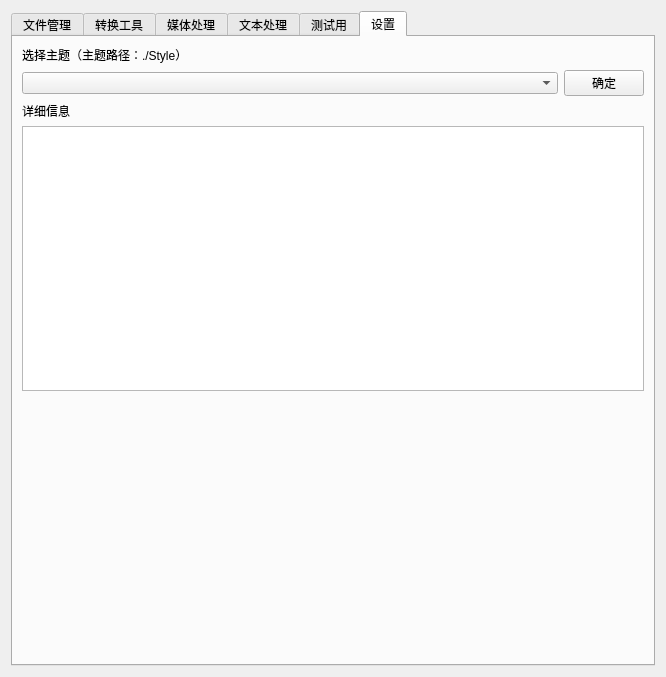
Old version of the form app.ui in the repository XJF2332/JABORT.
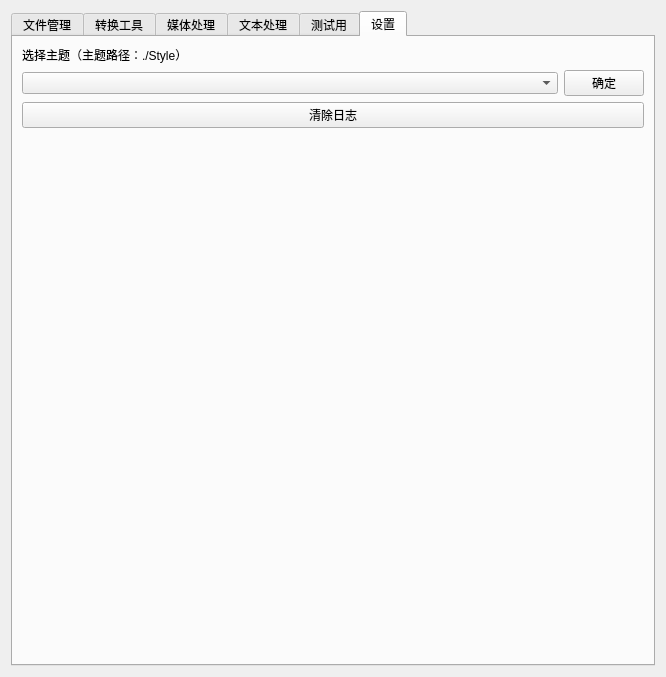
New version of the form. The open tabs and pages were chosen to show the change. Icons and pictures are not drawn.

Commit message:
移除：UniLog；重构：ui_utils中的反馈功能；新增：设置中的清除日志
移除了应用主界面中统一的日志文本框（UniLog），将原本通过该文本框输出的操作结果和错误信息，改为使用消息框（QMessageBox）进行提示。这一改动涉及多个功能模块的UI工具函数，例如remove_entry和add_double_click_open，它们不再接收日志文本框部件作为参数，而是接收父窗口参数以显示消息框，并整合了日志管理器记录。在设置页面，原有的“详细信息”标签和日志文本框被替换为一个“清除日志”按钮，该按钮可以删除logs目录下的压缩日志文件。应用主窗口的信号连接也相应更新，移除了对日志文本框的直接操作。

What changed in the file:
```diff
--- a/app.ui
+++ b/app.ui
@@ -1257,16 +1257,9 @@
         </layout>
        </item>
        <item>
-        <widget class="QLabel" name="LogLabel">
+        <widget class="QPushButton" name="ClearLog">
          <property name="text">
-          <string>详细信息</string>
-         </property>
-        </widget>
-       </item>
-       <item>
-        <widget class="QPlainTextEdit" name="UniLog">
-         <property name="readOnly">
-          <bool>true</bool>
+          <string>清除日志</string>
          </property>
         </widget>
        </item>
```
The commit also changes 3 other files.
